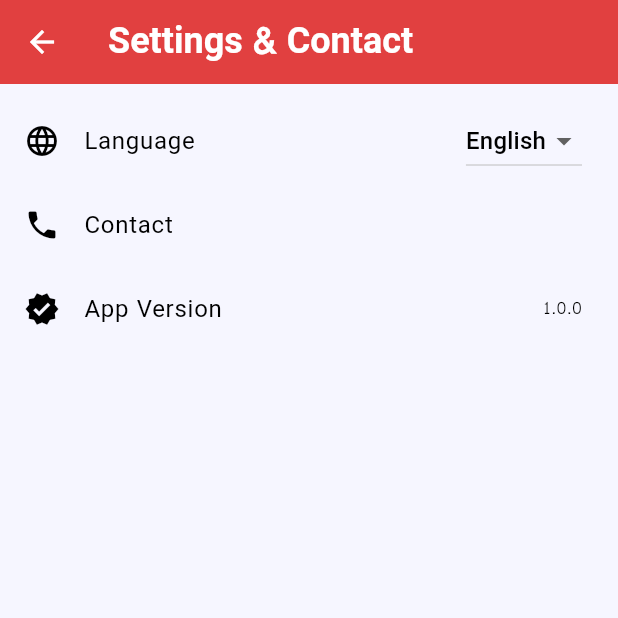
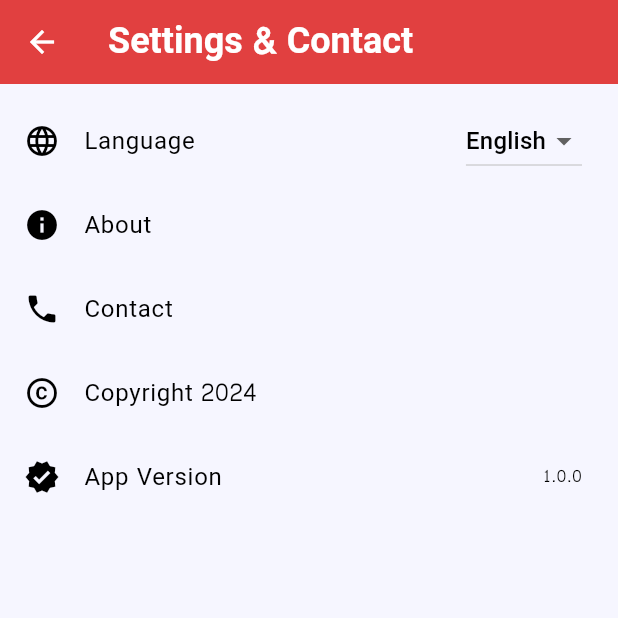
Before and after one commit to Long-Soeng168/red-cross-news-flutter, a Flutter app: the SettingsPage screen opened directly, on a phone screen of 412 x 824 dp, the top half of it. Run offline on Flutter 3.47's test engine with Material 3 defaults, Android fonts, the phone set to English and light mode, and no system bars; our stand-ins replace carousel_slider, chewie, dio, flutter_html, flutter_layout_grid, flutter_secure_storage and 6 more; missing offline and left inert: flutter_pdfview; accounts and stored records are empty; network calls fail.

```diff
--- a/lib/pages/settings/settings_page.dart
+++ b/lib/pages/settings/settings_page.dart
@@ -31,7 +31,9 @@ class _SettingsPageState extends State<SettingsPage> {
           _buildDropdownTile(),
           // _buildFontSizeSlider(),
           // const Divider(),
+          _buildAboutTile(),
           _buildAboutUsTile(),
+          _buildCopyrightTile(),
           _buildAppVersionTile(),
         ],
       ),
@@ -129,4 +131,18 @@ class _SettingsPageState extends State<SettingsPage> {
       trailing: Text('1.0.0'),
     );
   }
+
+  Widget _buildCopyrightTile() {
+    return const ListTile(
+      leading: Icon(Icons.copyright),
+      title: Text('Copyright 2024'),
+    );
+  }
+
+  Widget _buildAboutTile() {
+    return const ListTile(
+      leading: Icon(Icons.info),
+      title: Text('About'),
+    );
+  }
 }
--- a/lib/pages/shops/product_detail_page.dart
+++ b/lib/pages/shops/product_detail_page.dart
@@ -158,7 +158,7 @@ class _ProductDetailPageState extends State<ProductDetailPage> {
                         child: Text(
                           widget.product.name,
                           style: TextStyle(
-                            fontSize: 20,
+                            fontSize: 18,
                             // fontWeight: FontWeight.bold,
                           ),
                         ),
```
Also changed, not shown: lib/components/cards/product_card.dart (+5 -5 lines), lib/pages/main_page.dart (+23 -17 lines), lib/assets/icons/icon_donate_gift.png (added).
